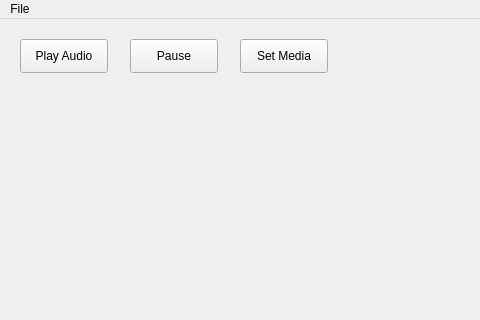
Above: player.ui from alee14-projects/erable-godot before the change; both pictures show x 0 to 480 and y 0 to 320 of the 800 by 600 pixel window. Below: the same form after it.
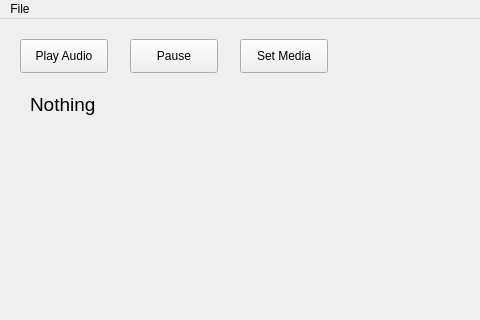
That is the form after the change.

The edit to the form file:
```diff
--- a/player.ui
+++ b/player.ui
@@ -53,6 +53,24 @@
      <string>Set Media</string>
     </property>
    </widget>
+   <widget class="QLabel" name="titleLabel">
+    <property name="geometry">
+     <rect>
+      <x>30</x>
+      <y>70</y>
+      <width>81</width>
+      <height>31</height>
+     </rect>
+    </property>
+    <property name="font">
+     <font>
+      <pointsize>14</pointsize>
+     </font>
+    </property>
+    <property name="text">
+     <string>Nothing</string>
+    </property>
+   </widget>
   </widget>
   <widget class="QMenuBar" name="menubar">
    <property name="geometry">
```
Left out of the diff: 13 changed lines with no effect on the pictures.
